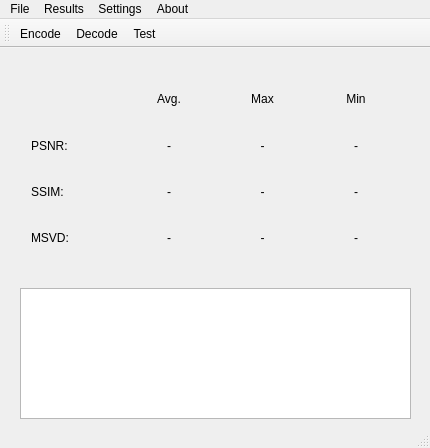
This is mainwindow.ui in honzabilek4/VideoCodecs as Qt 5 draws it before an edit. The edited form follows.
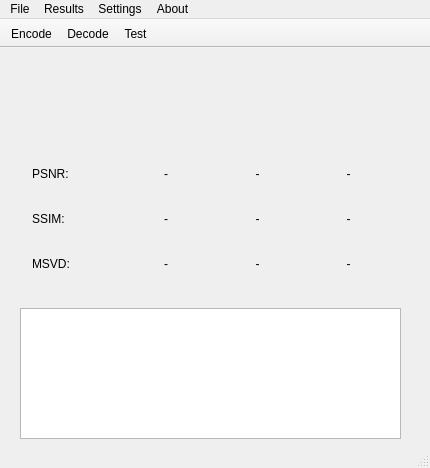
This is the edited form. Icons and pictures are not drawn.

Diff of the .ui file:
```diff
--- a/mainwindow.ui
+++ b/mainwindow.ui
@@ -7,15 +7,27 @@
     <x>0</x>
     <y>0</y>
     <width>430</width>
-    <height>448</height>
+    <height>468</height>
    </rect>
   </property>
   <property name="sizePolicy">
-   <sizepolicy hsizetype="Preferred" vsizetype="Preferred">
+   <sizepolicy hsizetype="Fixed" vsizetype="Fixed">
     <horstretch>0</horstretch>
     <verstretch>0</verstretch>
    </sizepolicy>
   </property>
+  <property name="minimumSize">
+   <size>
+    <width>430</width>
+    <height>468</height>
+   </size>
+  </property>
+  <property name="maximumSize">
+   <size>
+    <width>430</width>
+    <height>468</height>
+   </size>
+  </property>
   <property name="windowTitle">
    <string>Video Codecs</string>
   </property>
@@ -24,43 +36,46 @@
     <property name="geometry">
      <rect>
       <x>20</x>
-      <y>240</y>
-      <width>391</width>
+      <y>260</y>
+      <width>381</width>
       <height>131</height>
      </rect>
     </property>
    </widget>
-   <widget class="QWidget" name="layoutWidget">
+   <widget class="QLabel" name="label_16">
     <property name="geometry">
      <rect>
-      <x>20</x>
-      <y>20</y>
-      <width>391</width>
-      <height>201</height>
+      <x>10</x>
+      <y>10</y>
+      <width>101</width>
+      <height>81</height>
+     </rect>
+    </property>
+    <property name="text">
+     <string/>
+    </property>
+    <property name="pixmap">
+     <pixmap resource="images.qrc">:/main/logo.png</pixmap>
+    </property>
+   </widget>
+   <widget class="QWidget" name="">
+    <property name="geometry">
+     <rect>
+      <x>21</x>
+      <y>95</y>
+      <width>381</width>
+      <height>151</height>
      </rect>
     </property>
     <layout class="QGridLayout" name="gridLayout">
+     <item row="0" column="0">
+      <widget class="QLabel" name="label">
+       <property name="text">
+        <string>PSNR:</string>
+       </property>
+      </widget>
+     </item>
      <item row="0" column="1">
-      <widget class="QLabel" name="label_4">
-       <property name="text">
-        <string>Avg.</string>
-       </property>
-       <property name="alignment">
-        <set>Qt::AlignCenter</set>
-       </property>
-      </widget>
-     </item>
-     <item row="0" column="2">
-      <widget class="QLabel" name="label_5">
-       <property name="text">
-        <string>Max</string>
-       </property>
-       <property name="alignment">
-        <set>Qt::AlignCenter</set>
-       </property>
-      </widget>
-     </item>
-     <item row="1" column="1">
       <widget class="QLabel" name="label_7">
        <property name="layoutDirection">
         <enum>Qt::LeftToRight</enum>
@@ -73,7 +88,7 @@
        </property>
       </widget>
      </item>
-     <item row="1" column="2">
+     <item row="0" column="2">
       <widget class="QLabel" name="label_10">
        <property name="layoutDirection">
         <enum>Qt::LeftToRight</enum>
@@ -86,7 +101,7 @@
        </property>
       </widget>
      </item>
-     <item row="1" column="3">
+     <item row="0" column="3">
       <widget class="QLabel" name="label_13">
        <property name="layoutDirection">
         <enum>Qt::LeftToRight</enum>
@@ -99,14 +114,14 @@
        </property>
       </widget>
      </item>
-     <item row="2" column="0">
+     <item row="1" column="0">
       <widget class="QLabel" name="label_2">
        <property name="text">
         <string>SSIM:</string>
        </property>
       </widget>
      </item>
-     <item row="2" column="1">
+     <item row="1" column="1">
       <widget class="QLabel" name="label_8">
        <property name="layoutDirection">
         <enum>Qt::LeftToRight</enum>
@@ -119,7 +134,7 @@
        </property>
       </widget>
      </item>
-     <item row="2" column="2">
+     <item row="1" column="2">
       <widget class="QLabel" name="label_11">
        <property name="layoutDirection">
         <enum>Qt::LeftToRight</enum>
@@ -132,7 +147,7 @@
        </property>
       </widget>
      </item>
-     <item row="2" column="3">
+     <item row="1" column="3">
       <widget class="QLabel" name="label_14">
        <property name="layoutDirection">
         <enum>Qt::LeftToRight</enum>
@@ -145,14 +160,14 @@
        </property>
       </widget>
      </item>
-     <item row="3" column="0">
+     <item row="2" column="0">
       <widget class="QLabel" name="label_3">
        <property name="text">
         <string>MSVD:</string>
        </property>
       </widget>
      </item>
-     <item row="3" column="1">
+     <item row="2" column="1">
       <widget class="QLabel" name="label_9">
        <property name="layoutDirection">
         <enum>Qt::LeftToRight</enum>
@@ -165,7 +180,7 @@
        </property>
       </widget>
      </item>
-     <item row="3" column="2">
+     <item row="2" column="2">
       <widget class="QLabel" name="label_12">
        <property name="layoutDirection">
         <enum>Qt::LeftToRight</enum>
@@ -178,7 +193,7 @@
        </property>
       </widget>
      </item>
-     <item row="3" column="3">
+     <item row="2" column="3">
       <widget class="QLabel" name="label_15">
        <property name="layoutDirection">
         <enum>Qt::LeftToRight</enum>
@@ -191,7 +206,29 @@
        </property>
       </widget>
      </item>
-     <item row="0" column="3">
+    </layout>
+   </widget>
+   <widget class="QWidget" name="">
+    <property name="geometry">
+     <rect>
+      <x>120</x>
+      <y>70</y>
+      <width>281</width>
+      <height>20</height>
+     </rect>
+    </property>
+    <layout class="QHBoxLayout" name="horizontalLayout">
+     <item>
+      <widget class="QLabel" name="label_4">
+       <property name="text">
+        <string>Avg.</string>
+       </property>
+       <property name="alignment">
+        <set>Qt::AlignCenter</set>
+       </property>
+      </widget>
+     </item>
+     <item>
       <widget class="QLabel" name="label_6">
        <property name="text">
         <string>Min</string>
@@ -201,10 +238,13 @@
        </property>
       </widget>
      </item>
-     <item row="1" column="0">
-      <widget class="QLabel" name="label">
+     <item>
+      <widget class="QLabel" name="label_5">
        <property name="text">
-        <string>PSNR:</string>
+        <string>Max</string>
+       </property>
+       <property name="alignment">
+        <set>Qt::AlignCenter</set>
        </property>
       </widget>
      </item>
@@ -253,11 +293,23 @@
    <addaction name="menuAbout"/>
   </widget>
   <widget class="QToolBar" name="mainToolBar">
+   <property name="sizePolicy">
+    <sizepolicy hsizetype="Preferred" vsizetype="Fixed">
+     <horstretch>0</horstretch>
+     <verstretch>0</verstretch>
+    </sizepolicy>
+   </property>
+   <property name="movable">
+    <bool>false</bool>
+   </property>
+   <property name="floatable">
+    <bool>false</bool>
+   </property>
    <attribute name="toolBarArea">
     <enum>TopToolBarArea</enum>
    </attribute>
    <attribute name="toolBarBreak">
-    <bool>false</bool>
+    <bool>true</bool>
    </attribute>
    <addaction name="actionEncode"/>
    <addaction name="actionDecode"/>
```
Left out of the diff: 10 changed lines with no effect on the pictures.
